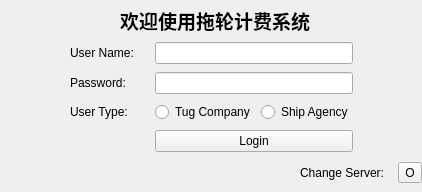
Qt form login.ui (KKszkad/TugBillingSystem) before a commit.
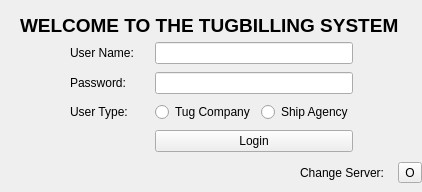
The same form after that commit.

Commit message: a bit change making things better

```diff
--- a/login.ui
+++ b/login.ui
@@ -16,10 +16,10 @@
   <widget class="QLabel" name="label_4">
    <property name="geometry">
     <rect>
-     <x>120</x>
+     <x>20</x>
      <y>10</y>
-     <width>201</width>
-     <height>21</height>
+     <width>391</width>
+     <height>31</height>
     </rect>
    </property>
    <property name="font">
@@ -29,7 +29,7 @@
     </font>
    </property>
    <property name="text">
-    <string>欢迎使用拖轮计费系统</string>
+    <string>WELCOME TO THE TUGBILLING SYSTEM</string>
    </property>
   </widget>
   <widget class="QWidget" name="layoutWidget">
```
The commit also changes 1 other file.
